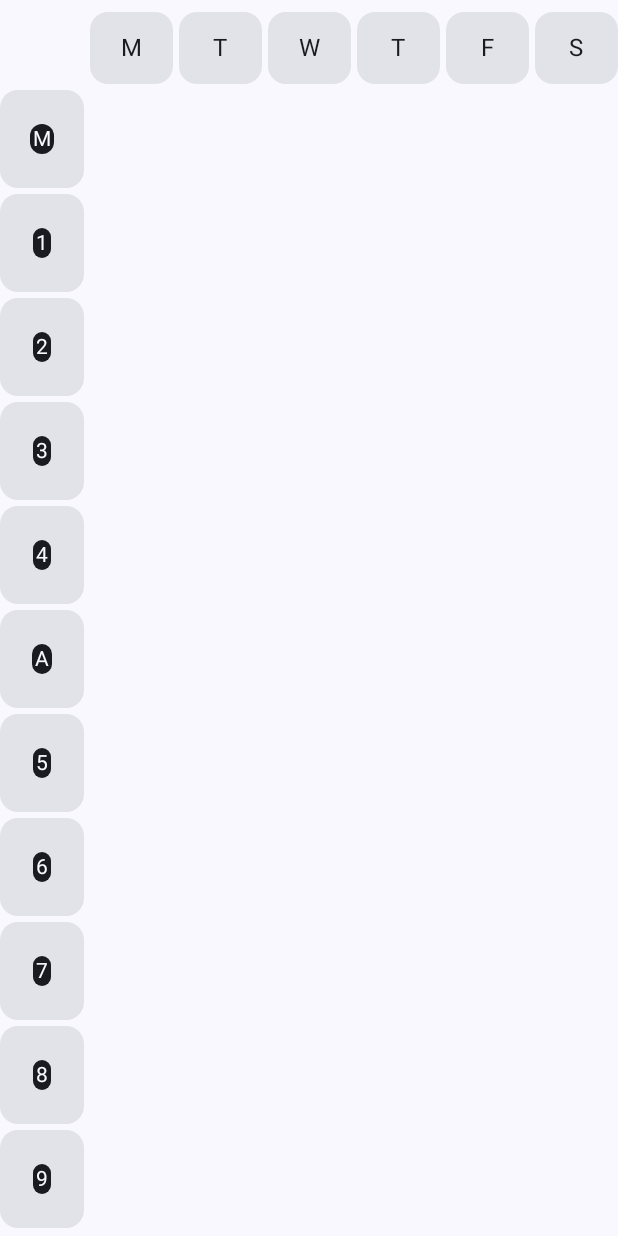
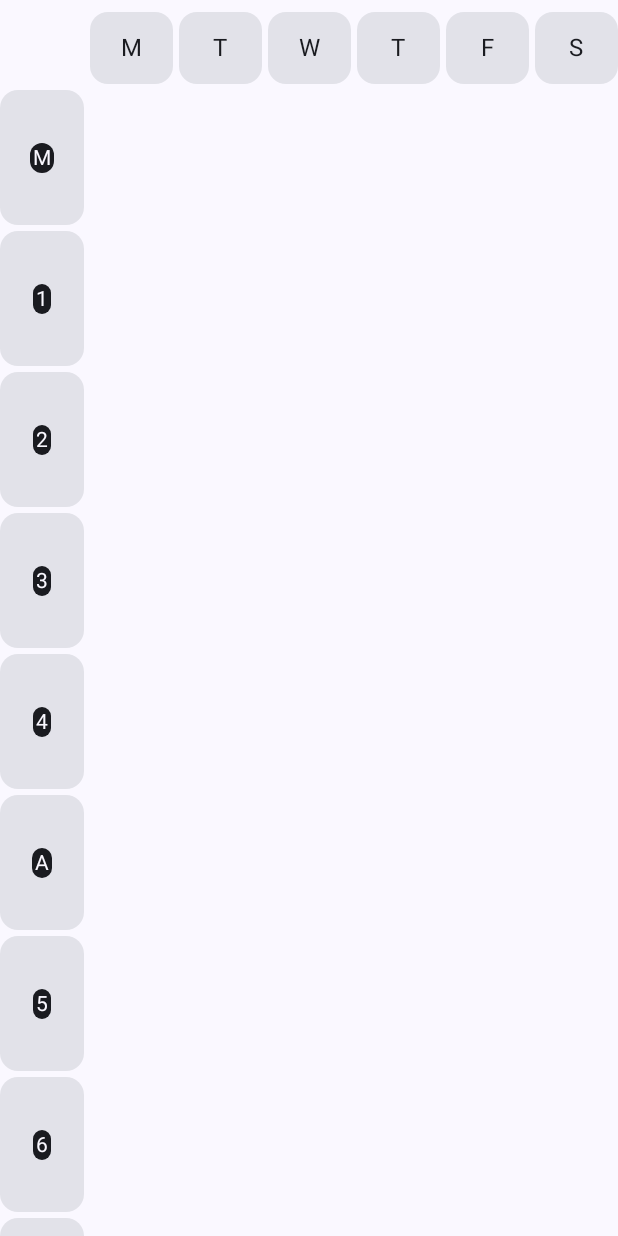
Before and after one commit to DevonEvant/NKUST-Helper, an Android app built with Jetpack Compose: the composable CurriculumTable called with empty values, on a phone screen of 412 x 824 dp. Run offline under Robolectric (Android 15) with nearby library versions, the phone set to English and light mode, and no system bars; our stand-ins replace livedata-compose; network calls fail.

Commit message:
change card size to avoid time-code overflow

```diff
--- a/app/src/main/java/com/narui/nkustplatformassistant/ui/curriculum/CurriculumComponent.kt
+++ b/app/src/main/java/com/narui/nkustplatformassistant/ui/curriculum/CurriculumComponent.kt
@@ -247,7 +247,7 @@ fun CurriculumTable(
         endTimeVisibility: Boolean = true,
     ) {
         Card(
-            modifier = Modifier.size(65.dp)
+            modifier = Modifier.size(90.dp)
         ) {
             Column(
                 modifier = Modifier
@@ -315,7 +315,7 @@ fun CurriculumTable(
     fun CourseCard(course: CourseEntity) {
         var showCourseDetail by remember { mutableStateOf(false) }
 
-        Card(modifier = Modifier.size(65.dp)) {
+        Card(modifier = Modifier.size(90.dp)) {
             Column(
                 modifier = Modifier
                     .fillMaxSize()
```
